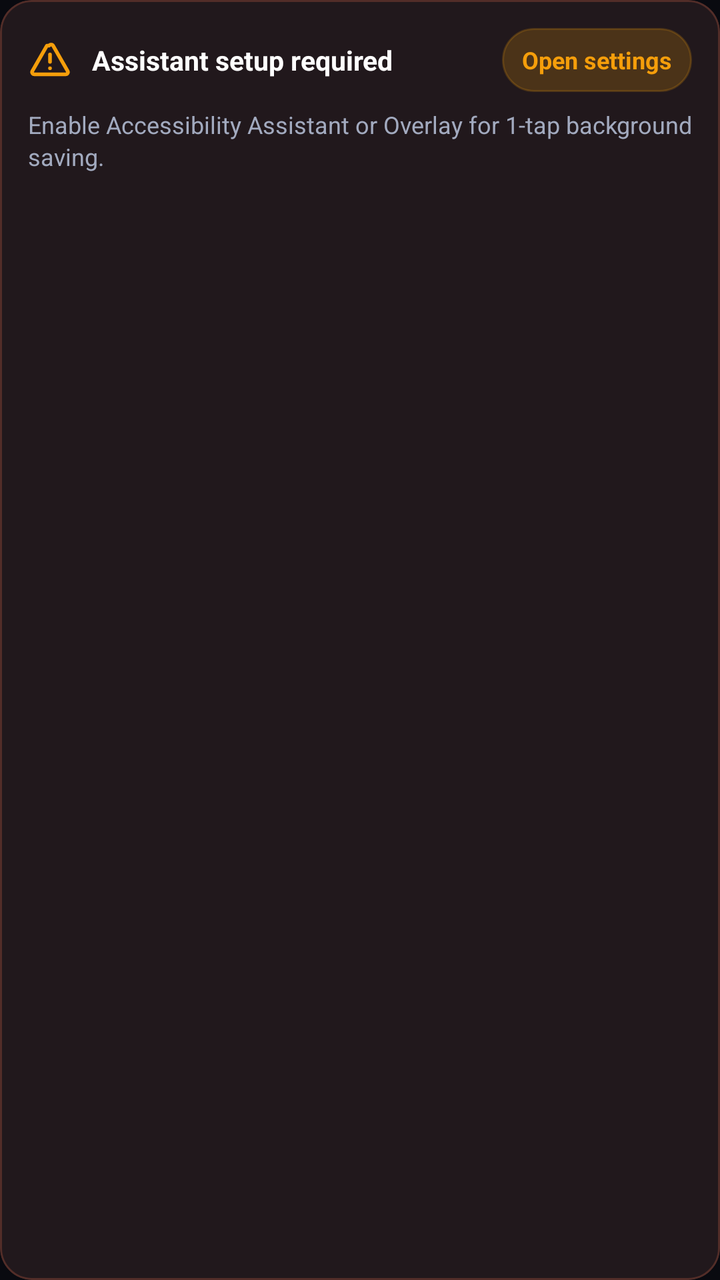
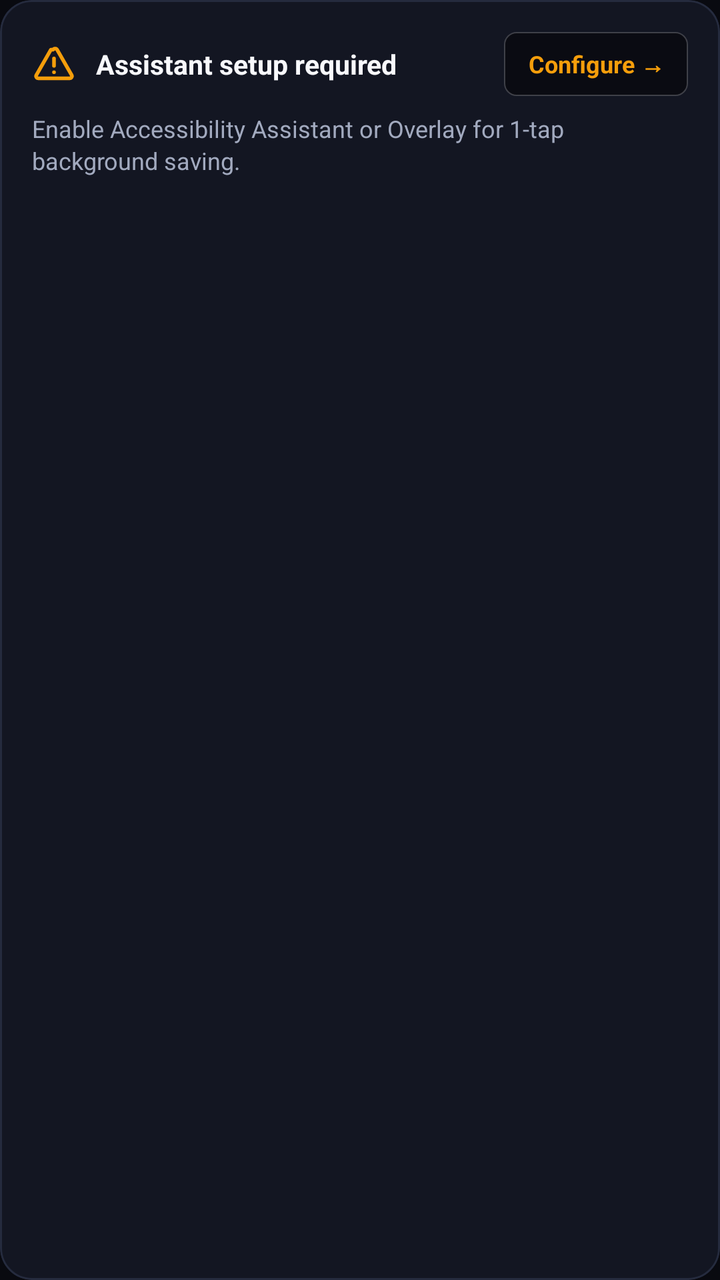

An Android layout rendered at two revisions. The XML below is the earlier revision; the diff shows what the commit changed to produce the second picture.
<!-- AndroidManifest.xml: application theme Theme.InstaSave -->
<!-- res/layout/banner_permissions_alert.xml -->
<?xml version="1.0" encoding="utf-8"?>
<com.google.android.material.card.MaterialCardView
    xmlns:android="http://schemas.android.com/apk/res/android"
    xmlns:app="http://schemas.android.com/apk/res-auto"
    android:id="@+id/cardPermissionsBanner"
    android:layout_width="match_parent"
    android:layout_height="wrap_content"
    android:clickable="true"
    android:focusable="true"
    app:cardCornerRadius="16dp"
    app:cardBackgroundColor="#21181C"
    app:strokeColor="#522D28"
    app:strokeWidth="1dp"
    app:cardElevation="0dp"
    app:rippleColor="#33FF8A3D">

    <LinearLayout
        android:layout_width="match_parent"
        android:layout_height="wrap_content"
        android:orientation="vertical"
        android:padding="14dp">

        <LinearLayout
            android:layout_width="match_parent"
            android:layout_height="wrap_content"
            android:orientation="horizontal"
            android:gravity="center_vertical">

            <ImageView
                android:layout_width="22dp"
                android:layout_height="22dp"
                android:src="@drawable/ic_warning"
                app:tint="@color/status_amber"
                android:contentDescription="Permission Warning" />

            <TextView
                android:layout_width="0dp"
                android:layout_height="wrap_content"
                android:layout_weight="1"
                android:layout_marginStart="10dp"
                android:text="Assistant setup required"
                android:textColor="@color/white"
                android:textStyle="bold"
                android:textSize="13.5sp" />

            <TextView
                android:id="@+id/btnBannerSettings"
                android:layout_width="wrap_content"
                android:layout_height="32dp"
                android:gravity="center"
                android:text="Open settings"
                android:textColor="@color/status_amber"
                android:textStyle="bold"
                android:textSize="12sp"
                android:background="@drawable/card_background"
                android:backgroundTint="#33F59E0B"
                android:paddingStart="10dp"
                android:paddingEnd="10dp" />
        </LinearLayout>

        <TextView
            android:id="@+id/tvMissingPermissionsText"
            android:layout_width="match_parent"
            android:layout_height="wrap_content"
            android:layout_marginTop="8dp"
            android:text="Enable Accessibility Assistant or Overlay for 1-tap background saving."
            android:textColor="@color/text_secondary"
            android:textSize="12sp"
            android:lineSpacingExtra="2dp" />
    </LinearLayout>
</com.google.android.material.card.MaterialCardView>
<!-- resources referenced by this layout -->
<resources>
  <color name="status_amber">#F59E0B</color>
  <color name="text_secondary">#A2AABF</color>
  <color name="white">#FFFFFFFF</color>
  <!-- drawable card_background (drawable) -->
  <?xml version="1.0" encoding="utf-8"?>
  <shape xmlns:android="http://schemas.android.com/apk/res/android"
      android:shape="rectangle">
      <solid android:color="@color/card_bg" />
      <corners android:radius="16dp" />
      <stroke
          android:width="1dp"
          android:color="@color/card_stroke" />
  </shape>
  <style name="Theme.InstaSave" parent="Theme.Material3.Dark.NoActionBar">
          
          <item name="colorPrimary">@color/insta_pink</item>
          <item name="android:statusBarColor">@color/bg_dark</item>
          <item name="android:navigationBarColor">@color/bg_dark</item>
          <item name="android:windowLightStatusBar">false</item>
          <item name="android:windowLightNavigationBar">false</item>
          <item name="colorOnPrimary">@color/white</item>
          <item name="colorAccent">@color/insta_coral</item>
  
          
          <item name="colorSecondaryContainer">#25213D</item>
          <item name="colorOnSecondaryContainer">@color/insta_pink</item>
  
          
          <item name="android:colorBackground">@color/bg_dark</item>
          <item name="colorSurface">@color/bg_dark</item>
          <item name="colorSurfaceContainer">@color/card_bg</item>
          <item name="colorSurfaceContainerHigh">@color/surface_elevated</item>
          <item name="colorOnSurface">@color/text_primary</item>
          <item name="colorOnSurfaceVariant">@color/text_secondary</item>
          <item name="colorOutline">@color/card_stroke</item>
  
          
          <item name="bottomNavigationStyle">@style/Widget.InstaSave.BottomNav</item>
      </style>
  <color name="card_bg">#131622</color>
  <color name="card_stroke">#252B3E</color>
  <color name="insta_pink">#8A67FF</color>
  <color name="bg_dark">#090A10</color>
  <color name="insta_coral">#FF3377</color>
  <color name="surface_elevated">#1E2335</color>
  <color name="text_primary">#F8F9FD</color>
  <style name="Widget.InstaSave.BottomNav" parent="Widget.Material3.BottomNavigationView">
          <item name="itemActiveIndicatorStyle">@style/Widget.InstaSave.BottomNav.Indicator</item>
          <item name="itemRippleColor">#208A67FF</item>
      </style>
  <style name="ShapeAppearance.InstaSave.NavIndicator" parent="ShapeAppearance.Material3.Corner.Full">
          <item name="cornerSize">16dp</item>
      </style>
  <!-- unchanged entries left out for length: 2 -->
</resources>

<!-- the commit's change to res/layout/banner_permissions_alert.xml (unified diff, before → after) -->
@@ -8,17 +8,17 @@
     android:clickable="true"
     android:focusable="true"
     app:cardCornerRadius="16dp"
-    app:cardBackgroundColor="#21181C"
-    app:strokeColor="#522D28"
+    app:cardBackgroundColor="@color/card_bg"
+    app:strokeColor="@color/card_stroke"
     app:strokeWidth="1dp"
     app:cardElevation="0dp"
-    app:rippleColor="#33FF8A3D">
+    app:rippleColor="#208A67FF">
 
     <LinearLayout
         android:layout_width="match_parent"
         android:layout_height="wrap_content"
         android:orientation="vertical"
-        android:padding="14dp">
+        android:padding="16dp">
 
         <LinearLayout
             android:layout_width="match_parent"
@@ -39,7 +39,7 @@
                 android:layout_weight="1"
                 android:layout_marginStart="10dp"
                 android:text="Assistant setup required"
-                android:textColor="@color/white"
+                android:textColor="@color/text_primary"
                 android:textStyle="bold"
                 android:textSize="13.5sp" />
 
@@ -48,14 +48,13 @@
                 android:layout_width="wrap_content"
                 android:layout_height="32dp"
                 android:gravity="center"
-                android:text="Open settings"
+                android:text="Configure →"
                 android:textColor="@color/status_amber"
                 android:textStyle="bold"
                 android:textSize="12sp"
-                android:background="@drawable/card_background"
-                android:backgroundTint="#33F59E0B"
-                android:paddingStart="10dp"
-                android:paddingEnd="10dp" />
+                android:background="@drawable/bg_badge_compact"
+                android:paddingStart="12dp"
+                android:paddingEnd="12dp" />
         </LinearLayout>
 
         <TextView
<!-- resource entries referenced after the edit -->
@@ -2,17 +2,17 @@
 <resources>
   <color name="status_amber">#F59E0B</color>
   <color name="text_secondary">#A2AABF</color>
-  <color name="white">#FFFFFFFF</color>
-  <!-- drawable card_background (drawable) -->
+  <!-- drawable bg_badge_compact (drawable) -->
   <?xml version="1.0" encoding="utf-8"?>
   <shape xmlns:android="http://schemas.android.com/apk/res/android"
       android:shape="rectangle">
-      <solid android:color="@color/card_bg" />
-      <corners android:radius="16dp" />
+      <solid android:color="#D9090A10" />
+      <corners android:radius="6dp" />
       <stroke
-          android:width="1dp"
-          android:color="@color/card_stroke" />
+          android:width="0.5dp"
+          android:color="#33FFFFFF" />
   </shape>
+  <color name="white">#FFFFFFFF</color>
   <style name="Theme.InstaSave" parent="Theme.Material3.Dark.NoActionBar">
           
           <item name="colorPrimary">@color/insta_pink</item>
@@ -38,6 +38,12 @@
   
           
           <item name="bottomNavigationStyle">@style/Widget.InstaSave.BottomNav</item>
+  
+          
+          <item name="android:backgroundDimAmount">0.80</item>
+          <item name="android:backgroundDimEnabled">true</item>
+          <item name="bottomSheetDialogTheme">@style/ThemeOverlay.InstaSave.BottomSheetDialog</item>
+          <item name="materialAlertDialogTheme">@style/ThemeOverlay.InstaSave.MaterialAlertDialog</item>
       </style>
   <color name="card_bg">#131622</color>
   <color name="card_stroke">#252B3E</color>
@@ -50,6 +56,20 @@
           <item name="itemActiveIndicatorStyle">@style/Widget.InstaSave.BottomNav.Indicator</item>
           <item name="itemRippleColor">#208A67FF</item>
       </style>
+  <style name="ThemeOverlay.InstaSave.BottomSheetDialog" parent="ThemeOverlay.Material3.BottomSheetDialog">
+          <item name="android:backgroundDimAmount">0.80</item>
+          <item name="android:backgroundDimEnabled">true</item>
+          <item name="bottomSheetStyle">@style/Widget.InstaSave.BottomSheet</item>
+      </style>
+  <style name="ThemeOverlay.InstaSave.MaterialAlertDialog" parent="ThemeOverlay.Material3.MaterialAlertDialog">
+          <item name="android:backgroundDimAmount">0.80</item>
+          <item name="android:backgroundDimEnabled">true</item>
+          <item name="colorSurface">@color/card_bg</item>
+      </style>
+  <style name="Widget.InstaSave.BottomSheet" parent="Widget.Material3.BottomSheet">
+          <item name="android:background">@android:color/transparent</item>
+          <item name="backgroundTint">@android:color/transparent</item>
+      </style>
   <style name="ShapeAppearance.InstaSave.NavIndicator" parent="ShapeAppearance.Material3.Corner.Full">
           <item name="cornerSize">16dp</item>
       </style>
